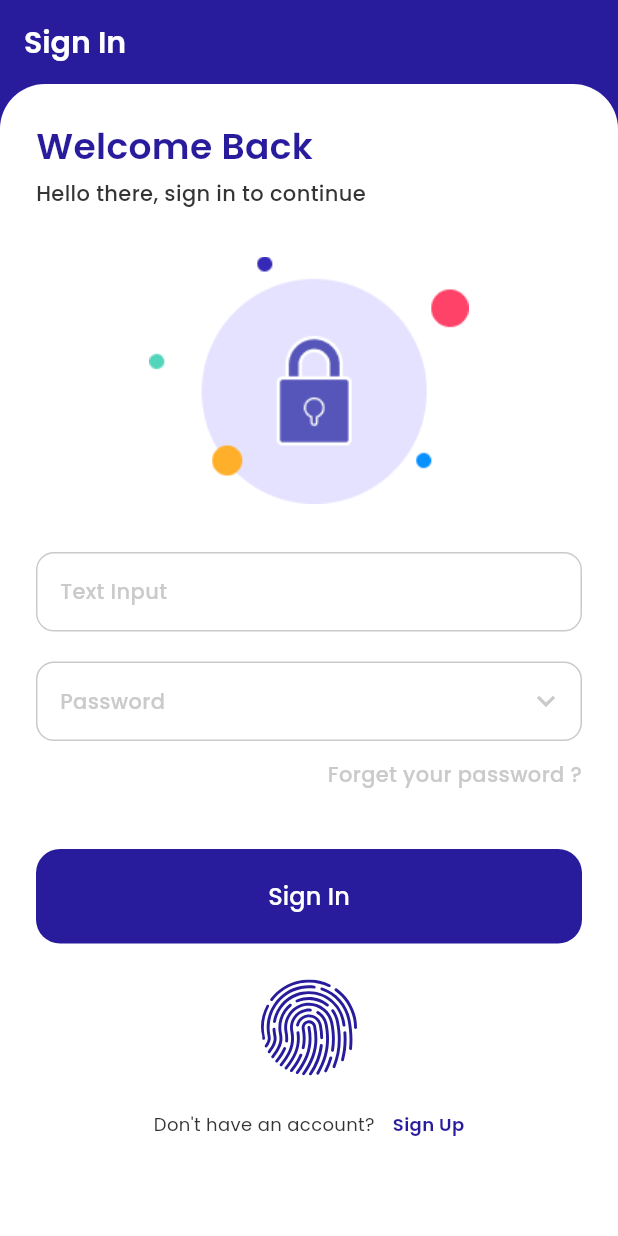
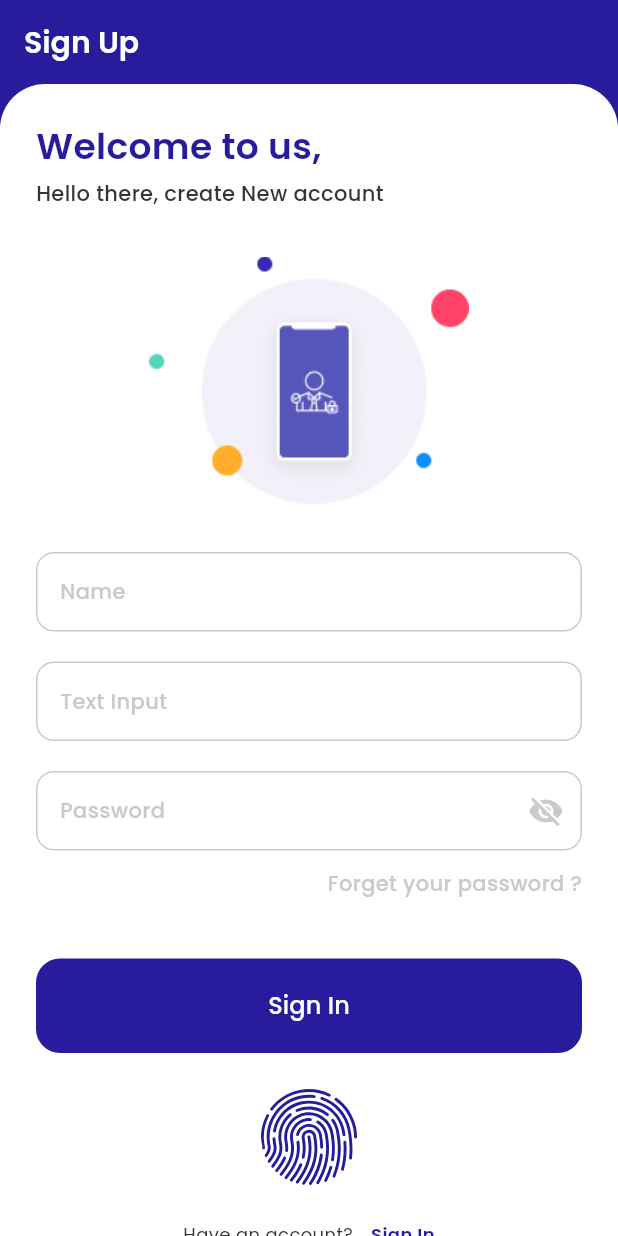
Before and after one commit to KevinAWijaya/ibank_emoney, a Flutter app: the screen it shows after launch, after a tap on "Sign Up", on a phone screen of 412 x 824 dp. Run offline on Flutter 3.47's test engine with Material 3 defaults, Android fonts, the phone set to English and light mode, and no system bars; our stand-ins replace fl_chart, flutter_svg, google_fonts.

Commit message:
fix sign in page

```diff
--- a/lib/main.dart
+++ b/lib/main.dart
@@ -1,6 +1,6 @@
 import 'package:flutter/material.dart';
 import 'package:ibank_emoney/core/theme/theme.dart';
-import 'package:ibank_emoney/ui/auth/login.dart';
+import 'package:ibank_emoney/ui/auth/login_page.dart';
 
 void main() {
   runApp(const MainApp());
--- a/lib/ui/auth/login.dart
+++ b/lib/ui/auth/login_page.dart
@@ -6,18 +6,45 @@ import 'package:ibank_emoney/core/constants/size.dart';
 import 'package:ibank_emoney/core/constants/space.dart';
 import 'package:ibank_emoney/core/theme/color.dart';
 import 'package:ibank_emoney/core/theme/style.dart';
+import 'package:ibank_emoney/ui/auth/register_page.dart';
 import 'package:ibank_emoney/ui/widgets/app_bar.dart';
 import 'package:ibank_emoney/ui/widgets/text_field.dart';
 
-class LoginPage extends StatelessWidget {
+class LoginPage extends StatefulWidget {
   const LoginPage({super.key});
+
+  @override
+  State<LoginPage> createState() => _LoginPageState();
+}
+
+class _LoginPageState extends State<LoginPage> {
+  final textInputController = TextEditingController();
+  final passwordController = TextEditingController();
+
+  bool get _isFilled => textInputController.text.isNotEmpty && passwordController.text.isNotEmpty;
+
+  @override
+  void initState() {
+    super.initState();
+    textInputController.addListener(_onChanged);
+    passwordController.addListener(_onChanged);
+  }
+
+  void _onChanged() => setState(() {});
+
+  @override
+  void dispose() {
+    textInputController.dispose();
+    passwordController.dispose();
+    super.dispose();
+  }
 
   @override
   Widget build(BuildContext context) {
     return Scaffold(
       body: CustomScrollView(
         slivers: [
-          SliverToBoxAdapter(child: _body()),
+          SliverToBoxAdapter(child: _body(context)),
           SliverFillRemaining(
             hasScrollBody: false,
             child: Container(width: double.infinity, color: VColor.white),
@@ -29,7 +56,7 @@ class LoginPage extends StatelessWidget {
     );
   }
 
-  Widget _body() {
+  Widget _body(BuildContext context) {
     return Container(
       decoration: BoxDecoration(
         color: VColor.surface,
@@ -52,9 +79,9 @@ class LoginPage extends StatelessWidget {
             child: Image.asset('$imagePath/Circle Lock.png', height: 165, fit: BoxFit.contain),
           ),
           spaceVerticalSuperLarge,
-          VTextField(hint: "Text Input"),
+          VTextField(hint: "Text Input", controller: textInputController),
           spaceVerticalMedium,
-          VTextField(hint: "Password", suffixIcon: Icons.keyboard_arrow_down),
+          VTextField(hint: "Password", controller: passwordController, isObscure: true),
           spaceVerticalSmall,
           Align(
             alignment: AlignmentDirectional.centerEnd,
@@ -64,11 +91,12 @@ class LoginPage extends StatelessWidget {
           SizedBox(
             width: double.infinity,
             child: FilledButton(
-              onPressed: () {},
+              onPressed: _isFilled ? () {} : null,
               style: FilledButton.styleFrom(
                 shape: RoundedRectangleBorder(borderRadius: BorderRadius.all(Radius.circular(radiusLarge))),
                 padding: EdgeInsets.all(marginMedium),
                 backgroundColor: VColor.primary1,
+                disabledBackgroundColor: VColor.primary4,
               ),
               child: Text("Sign In", style: textBody1.copyWith(color: VColor.white)),
             ),
@@ -90,7 +118,9 @@ class LoginPage extends StatelessWidget {
               Text("Don't have an account?", style: GoogleFonts.poppins(fontSize: 12)),
               spaceHorizontalSmall,
               GestureDetector(
-                onTap: () {},
+                onTap: () {
+                  Navigator.pushReplacement(context, MaterialPageRoute(builder: (context) => RegisterPage()));
+                },
                 child: Text("Sign Up", style: caption1.copyWith(color: VColor.primary1)),
               ),
             ],
--- /dev/null
+++ b/lib/ui/auth/register_page.dart
@@ -0,0 +1,116 @@
+import 'package:flutter/material.dart';
+import 'package:flutter_svg/svg.dart';
+import 'package:google_fonts/google_fonts.dart';
+import 'package:ibank_emoney/core/constants/constants.dart';
+import 'package:ibank_emoney/core/constants/size.dart';
+import 'package:ibank_emoney/core/constants/space.dart';
+import 'package:ibank_emoney/core/theme/color.dart';
+import 'package:ibank_emoney/core/theme/style.dart';
+import 'package:ibank_emoney/ui/auth/login_page.dart';
+import 'package:ibank_emoney/ui/widgets/app_bar.dart';
+import 'package:ibank_emoney/ui/widgets/text_field.dart';
+
+class RegisterPage extends StatefulWidget {
+  const RegisterPage({super.key});
+
+  @override
+  State<RegisterPage> createState() => _RegisterPageState();
+}
+
+class _RegisterPageState extends State<RegisterPage> {
+  final nameController = TextEditingController();
+  final textInputController = TextEditingController();
+  final passwordController = TextEditingController();
+
+  @override
+  Widget build(BuildContext context) {
+    return Scaffold(
+      body: CustomScrollView(
+        slivers: [
+          SliverToBoxAdapter(child: _body(context)),
+          SliverFillRemaining(
+            hasScrollBody: false,
+            child: Container(width: double.infinity, color: VColor.white),
+          ),
+        ],
+      ),
+      backgroundColor: VColor.primary1,
+      appBar: VAppBar(title: "Sign Up"),
+    );
+  }
+
+  Widget _body(BuildContext context) {
+    return Container(
+      decoration: BoxDecoration(
+        color: VColor.surface,
+        borderRadius: BorderRadius.vertical(top: Radius.circular(radiusMax)),
+      ),
+      padding: EdgeInsets.all(marginLarge),
+      child: Column(
+        crossAxisAlignment: CrossAxisAlignment.start,
+        children: [
+          Text(
+            "Welcome to us,",
+            style: textTitle1.copyWith(color: VColor.primary1),
+            textAlign: TextAlign.start,
+          ),
+          spaceVerticalSuperSmall,
+          Text("Hello there, create New account", style: caption2.copyWith(color: VColor.neutral1)),
+          spaceVerticalSuperLarge,
+          Align(
+            alignment: Alignment.center,
+            child: Image.asset('$imagePath/Circle Phone.png', height: 165, fit: BoxFit.contain),
+          ),
+          spaceVerticalSuperLarge,
+          VTextField(hint: "Name", controller: nameController),
+          spaceVerticalMedium,
+          VTextField(hint: "Text Input", controller: textInputController),
+          spaceVerticalMedium,
+          VTextField(hint: "Password", controller: passwordController, isObscure: true),
+          spaceVerticalSmall,
+          Align(
+            alignment: AlignmentDirectional.centerEnd,
+            child: Text("Forget your password ?", style: caption2.copyWith(color: VColor.neutral4)),
+          ),
+          spaceVerticalCustom(40),
+          SizedBox(
+            width: double.infinity,
+            child: FilledButton(
+              onPressed: () {},
+              style: FilledButton.styleFrom(
+                shape: RoundedRectangleBorder(borderRadius: BorderRadius.all(Radius.circular(radiusLarge))),
+                padding: EdgeInsets.all(marginMedium),
+                backgroundColor: VColor.primary1,
+              ),
+              child: Text("Sign In", style: textBody1.copyWith(color: VColor.white)),
+            ),
+          ),
+          spaceVerticalLarge,
+          Align(
+            alignment: Alignment.center,
+            child: SvgPicture.asset(
+              '$iconPath/finger.svg',
+              width: 64,
+              height: 64,
+              colorFilter: const ColorFilter.mode(VColor.primary1, BlendMode.srcIn),
+            ),
+          ),
+          spaceVerticalLarge,
+          Row(
+            mainAxisAlignment: MainAxisAlignment.center,
+            children: [
+              Text("Have an account?", style: GoogleFonts.poppins(fontSize: 12)),
+              spaceHorizontalSmall,
+              GestureDetector(
+                onTap: () {
+                  Navigator.pushReplacement(context, MaterialPageRoute(builder: (context) => LoginPage()));
+                },
+                child: Text("Sign In", style: caption1.copyWith(color: VColor.primary1)),
+              ),
+            ],
+          ),
+        ],
+      ),
+    );
+  }
+}
--- a/lib/ui/widgets/text_field.dart
+++ b/lib/ui/widgets/text_field.dart
@@ -4,37 +4,39 @@ import 'package:ibank_emoney/core/theme/color.dart';
 import 'package:ibank_emoney/core/theme/style.dart';
 
 class VTextField extends StatefulWidget {
-  const VTextField({super.key, required this.hint, this.suffixIcon});
+  const VTextField({super.key, required this.hint, required this.controller, this.isObscure = false});
+
   final String hint;
-  final IconData? suffixIcon;
+  final TextEditingController controller;
+  final bool isObscure;
 
   @override
   State<VTextField> createState() => _VTextFieldState();
 }
 
 class _VTextFieldState extends State<VTextField> {
-  final TextEditingController _controller = TextEditingController();
+  late bool _obscureText;
 
   @override
   void initState() {
     super.initState();
-    _controller.addListener(() {
-      setState(() {});
-    });
+    _obscureText = widget.isObscure;
+    widget.controller.addListener(() => setState(() {}));
   }
 
   @override
   void dispose() {
-    _controller.dispose();
+    widget.controller.dispose();
     super.dispose();
   }
 
   @override
   Widget build(BuildContext context) {
-    final isFilled = _controller.text.isNotEmpty;
+    final isFilled = widget.controller.text.isNotEmpty;
 
     return TextField(
-      controller: _controller,
+      controller: widget.controller,
+      obscureText: _obscureText,
       style: textBody3.copyWith(color: VColor.neutral1),
       decoration: InputDecoration(
         hint: Text(widget.hint, style: textBody3.copyWith(color: VColor.neutral4)),
@@ -46,9 +48,19 @@ class _VTextFieldState extends State<VTextField> {
           borderRadius: BorderRadius.circular(radiusMedium),
           borderSide: BorderSide(color: VColor.neutral4, width: 1.0),
         ),
-        suffixIcon: widget.suffixIcon == null
-            ? SizedBox.shrink()
-            : Icon(widget.suffixIcon, color: isFilled ? VColor.neutral1 : VColor.neutral4),
+        suffixIcon: widget.isObscure
+            ? IconButton(
+                icon: Icon(
+                  _obscureText ? Icons.visibility_off : Icons.visibility,
+                  color: isFilled ? VColor.neutral1 : VColor.neutral4,
+                ),
+                onPressed: () {
+                  setState(() {
+                    _obscureText = !_obscureText;
+                  });
+                },
+              )
+            : const SizedBox.shrink(),
       ),
     );
   }
```
Also changed, not shown: lib/core/theme/color.dart (+10 -2 lines).
